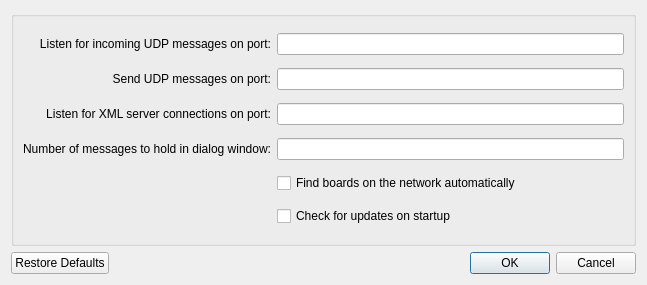
The window that mchelper/trunk/layouts/mchelperPrefs.ui (makingthings/makecontroller) describes before a commit, drawn with Qt 5.
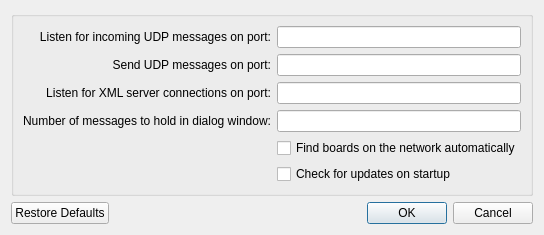
The same window after the commit.

Commit message: - fix the tab order and make the default size smaller (for Windows)

Diff of the .ui file:
```diff
--- a/mchelper/trunk/layouts/mchelperPrefs.ui
+++ b/mchelper/trunk/layouts/mchelperPrefs.ui
@@ -5,8 +5,8 @@
    <rect>
     <x>0</x>
     <y>0</y>
-    <width>647</width>
-    <height>285</height>
+    <width>489</width>
+    <height>223</height>
    </rect>
   </property>
   <property name="sizePolicy" >
```
Left out of the diff: 10 changed lines with no effect on the pictures.
